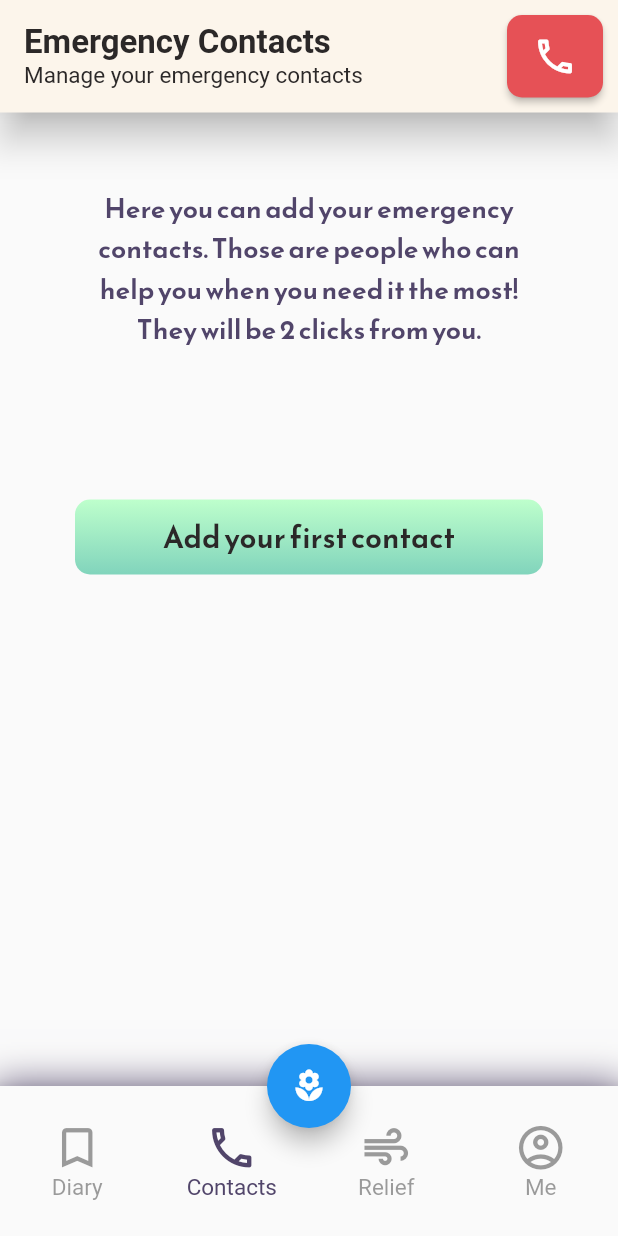
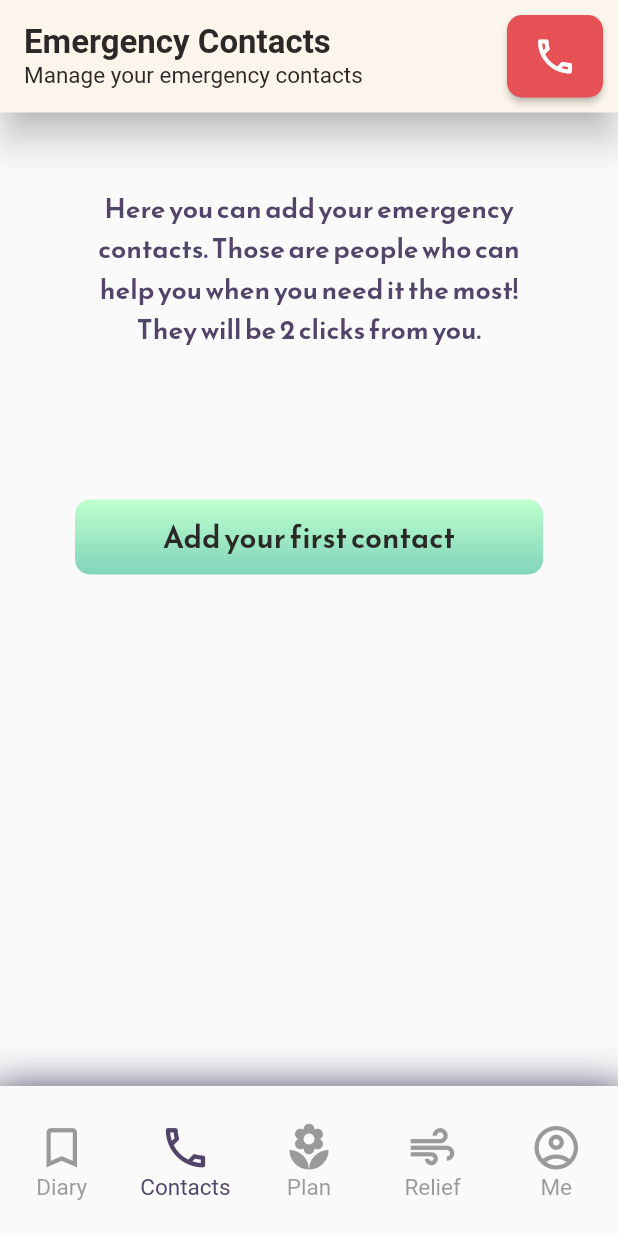
Before and after one commit to AlexShor0103/Team-2136-ReliefLink, a Flutter app: the screen it shows after launch, item 2 of the bottom bar chosen, on a phone screen of 412 x 824 dp. Run offline on Flutter 3.47's test engine with Material 2 defaults, Android fonts, the phone set to English and light mode, and no system bars; our stand-ins replace chewie, google_maps_flutter, shared_preferences, video_player; missing offline and left inert: store_redirect.

Commit message:
Fixed navigation with Crisis screen

```diff
--- a/lib/screens/MeScreen.dart
+++ b/lib/screens/MeScreen.dart
@@ -27,7 +27,7 @@ class MeScreen extends StatelessWidget {
             const SizedBox(
               height: 20,
             ),
-            meScreenButton(context, "Find a Health Care Center Near You"),
+            meScreenButton(context, "Find a Health Care Center"),
             const SizedBox(
               height: 20,
             ),
@@ -50,7 +50,7 @@ class MeScreen extends StatelessWidget {
         goto = RecommendationScreen();
         screenIcon = Icons.star_border_outlined;
         break;
-      case "Find a Health Care Center Near You":
+      case "Find a Health Care Center":
         goto = MapScreen();
         screenIcon = Icons.location_on_outlined;
         break;
--- a/lib/screens/NavigationWrapper.dart
+++ b/lib/screens/NavigationWrapper.dart
@@ -21,9 +21,9 @@ class _NavState extends State<Nav> {
   final screens = [
     const DiaryScreen(),
     const ContactsScreen(),
+    const CrisisPlan(),
     const ReliefHomeScreen(),
     MeScreen(),
-    const CrisisPlan(),
   ];
 
   @override
@@ -37,30 +37,19 @@ class _NavState extends State<Nav> {
         appBar = TOP_BARS.CONTACTS;
         break;
       case 2:
+        appBar = TOP_BARS.CRISIS;
+        break;
+      case 3:
         appBar = TOP_BARS.RELIEF_MAIN;
         break;
-      case 3:
+      case 4:
         appBar = TOP_BARS.ME;
-        break;
-      case 4:
-        appBar = TOP_BARS.CRISIS;
         break;
       default:
     }
 
     return Scaffold(
-        //state within screens are maintained
         appBar: appBar,
-        floatingActionButton: FloatingActionButton(
-          heroTag: null,
-          child: const Icon(Icons
-              .local_florist), //icon ideas: balance cloud crisis_alert emergency_sharp foggy front_hand handshake healing health_and_safety
-          onPressed: () {
-            Navigator.push(
-                context, MaterialPageRoute(builder: (context) => CrisisPlan()));
-          },
-        ),
-        floatingActionButtonLocation: FloatingActionButtonLocation.centerDocked,
         body: IndexedStack(
           index: currentIndex,
           children: screens,
@@ -72,7 +61,7 @@ class _NavState extends State<Nav> {
                 color: AppColors.font.withOpacity(0.8),
                 spreadRadius: 5,
                 blurRadius: 20,
-                offset: const Offset(0, 3), // changes position of shadow
+                offset: const Offset(0, 3),
               ),
             ],
           ),
@@ -105,6 +94,12 @@ class _NavState extends State<Nav> {
                   ),
                   BottomNavigationBarItem(
                     icon: Icon(
+                      Icons.local_florist,
+                    ),
+                    label: 'Plan',
+                  ),
+                  BottomNavigationBarItem(
+                    icon: Icon(
                       Icons.air,
                     ),
                     label: 'Relief',
```
